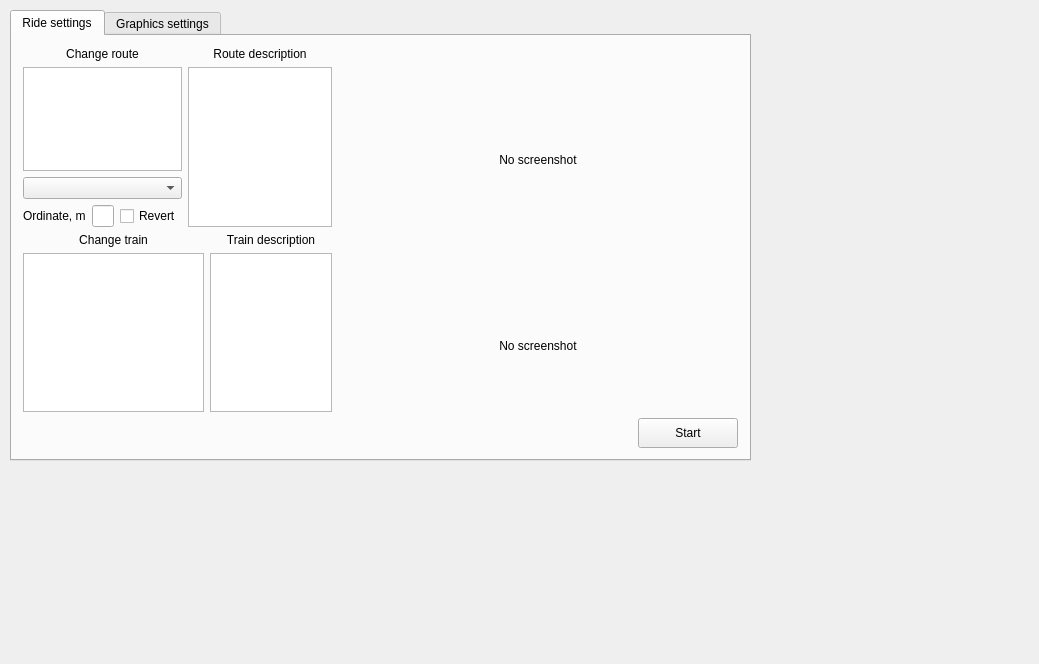
Qt form launcher/forms/mainwindow.ui (maisvendoo/RRS) before a commit.
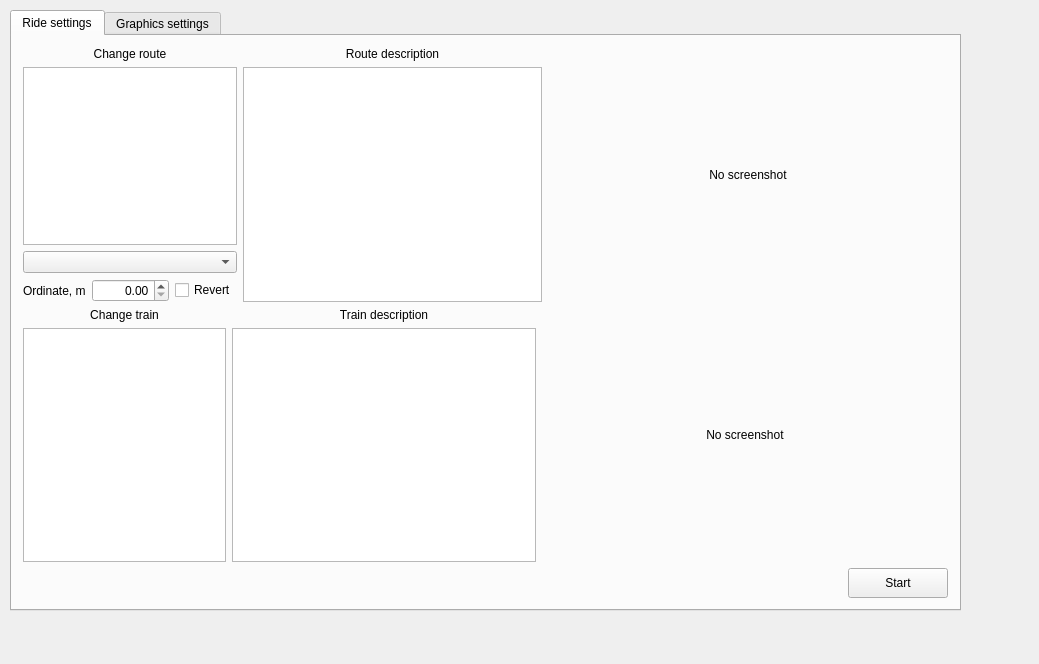
The same form after that commit.

Commit message: Set ordinate from graphical interface

What changed in the file:
```diff
--- a/launcher/forms/mainwindow.ui
+++ b/launcher/forms/mainwindow.ui
@@ -19,8 +19,8 @@
      <rect>
       <x>10</x>
       <y>10</y>
-      <width>741</width>
-      <height>451</height>
+      <width>951</width>
+      <height>601</height>
      </rect>
     </property>
     <property name="sizePolicy">
@@ -92,7 +92,7 @@
              </widget>
             </item>
             <item>
-             <layout class="QHBoxLayout" name="horizontalLayout" stretch="1,2,1">
+             <layout class="QHBoxLayout" name="horizontalLayout" stretch="1,3,1">
               <item>
                <widget class="QLabel" name="label_3">
                 <property name="maximumSize">
@@ -107,12 +107,15 @@
                </widget>
               </item>
               <item>
-               <widget class="QLineEdit" name="lineEdit">
-                <property name="maximumSize">
-                 <size>
-                  <width>10000</width>
-                  <height>16777215</height>
-                 </size>
+               <widget class="QDoubleSpinBox" name="dsbOrdinate">
+                <property name="locale">
+                 <locale language="English" country="UnitedStates"/>
+                </property>
+                <property name="alignment">
+                 <set>Qt::AlignRight|Qt::AlignTrailing|Qt::AlignVCenter</set>
+                </property>
+                <property name="maximum">
+                 <double>40000.000000000000000</double>
                 </property>
                </widget>
               </item>
```
The commit also changes 2 other files.
